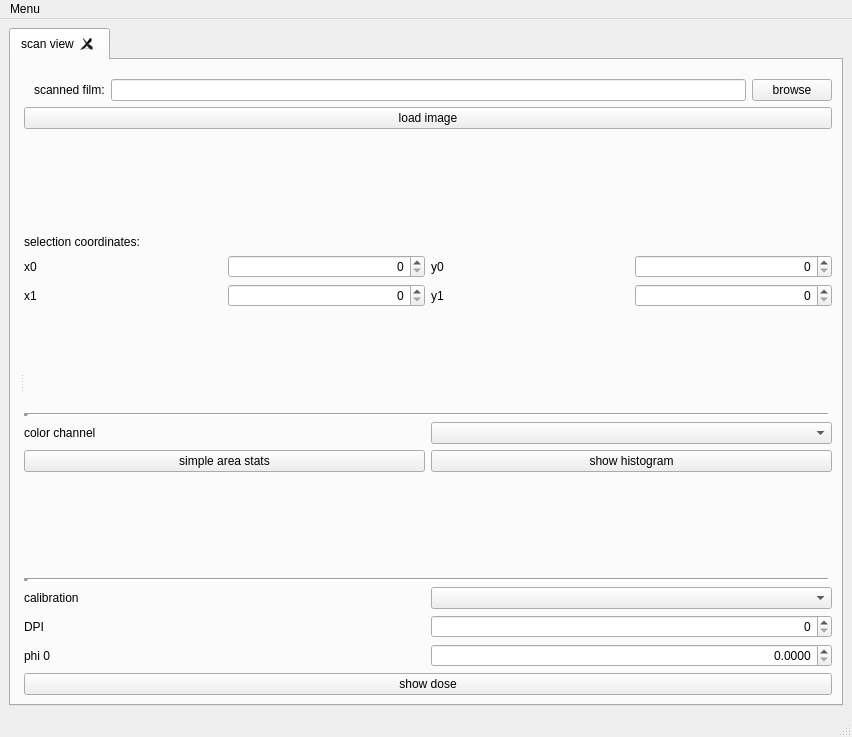
This is UI/FilmScanMain_QtDesign.ui in mgotz/EBT_evaluation as Qt 5 draws it before an edit. The edited form follows.
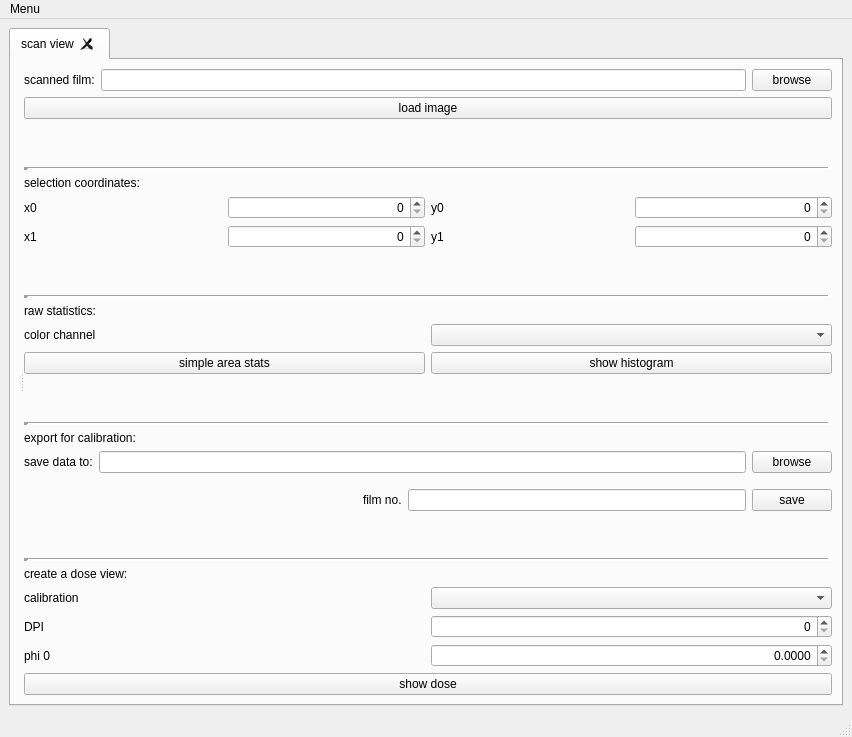
This is the edited form.

Commit message: added functionality to easily export data for calibration

Diff of the .ui file:
```diff
--- a/UI/FilmScanMain_QtDesign.ui
+++ b/UI/FilmScanMain_QtDesign.ui
@@ -41,10 +41,10 @@
             <item>
              <layout class="QHBoxLayout" name="horizontalLayout_2">
               <property name="leftMargin">
-               <number>10</number>
+               <number>0</number>
               </property>
               <property name="topMargin">
-               <number>10</number>
+               <number>0</number>
               </property>
               <item>
                <widget class="QLabel" name="label_7">
@@ -85,6 +85,16 @@
               </property>
              </spacer>
             </item>
+            <item>
+             <widget class="Line" name="line_4">
+              <property name="lineWidth">
+               <number>5</number>
+              </property>
+              <property name="orientation">
+               <enum>Qt::Horizontal</enum>
+              </property>
+             </widget>
+            </item>
             <item>
              <widget class="QLabel" name="label_5">
               <property name="text">
@@ -185,6 +195,16 @@
               </property>
              </widget>
             </item>
+            <item>
+             <widget class="QLabel" name="label_15">
+              <property name="toolTip">
+               <string>Use this section to cacluate some simple statistics of the selected area and the selected color channel.</string>
+              </property>
+              <property name="text">
+               <string>raw statistics:</string>
+              </property>
+             </widget>
+            </item>
             <item>
              <layout class="QHBoxLayout" name="horizontalLayout_6">
               <property name="leftMargin">
@@ -236,6 +256,114 @@
               </item>
              </layout>
             </item>
+            <item>
+             <spacer name="verticalSpacer_4">
+              <property name="orientation">
+               <enum>Qt::Vertical</enum>
+              </property>
+              <property name="sizeHint" stdset="0">
+               <size>
+                <width>20</width>
+                <height>40</height>
+               </size>
+              </property>
+             </spacer>
+            </item>
+            <item>
+             <widget class="Line" name="line_3">
+              <property name="lineWidth">
+               <number>5</number>
+              </property>
+              <property name="orientation">
+               <enum>Qt::Horizontal</enum>
+              </property>
+             </widget>
+            </item>
+            <item>
+             <widget class="QLabel" name="label_11">
+              <property name="toolTip">
+               <string>Use this section to save the data (average and std) from all three color channels alongside the selection coordinates to a new line in the specified file. This is to more easily construct the tables needed for calibration.</string>
+              </property>
+              <property name="text">
+               <string>export for calibration:</string>
+              </property>
+             </widget>
+            </item>
+            <item>
+             <layout class="QHBoxLayout" name="horizontalLayout_4">
+              <property name="topMargin">
+               <number>0</number>
+              </property>
+              <item>
+               <widget class="QLabel" name="label_12">
+                <property name="text">
+                 <string>save data to:</string>
+                </property>
+               </widget>
+              </item>
+              <item>
+               <widget class="QLineEdit" name="saveTablePath">
+                <property name="toolTip">
+                 <string>Path to save the data to. Each save operation appends an new line.</string>
+                </property>
+               </widget>
+              </item>
+              <item>
+               <widget class="QPushButton" name="browseSaveTable">
+                <property name="toolTip">
+                 <string>Browse for a file instead of giving the path</string>
+                </property>
+                <property name="text">
+                 <string>browse</string>
+                </property>
+               </widget>
+              </item>
+             </layout>
+            </item>
+            <item>
+             <layout class="QHBoxLayout" name="horizontalLayout_5">
+              <property name="topMargin">
+               <number>10</number>
+              </property>
+              <item>
+               <spacer name="horizontalSpacer">
+                <property name="orientation">
+                 <enum>Qt::Horizontal</enum>
+                </property>
+                <property name="sizeHint" stdset="0">
+                 <size>
+                  <width>40</width>
+                  <height>20</height>
+                 </size>
+                </property>
+               </spacer>
+              </item>
+              <item>
+               <widget class="QLabel" name="label_13">
+                <property name="text">
+                 <string>film no.</string>
+                </property>
+               </widget>
+              </item>
+              <item>
+               <widget class="QLineEdit" name="filmNumber">
+                <property name="toolTip">
+                 <string>Give the number of the film. This is written as the first column to the save file.</string>
+                </property>
+               </widget>
+              </item>
+              <item>
+               <widget class="QPushButton" name="saveChannelData">
+                <property name="toolTip">
+                 <string>Save the information relevant to construct a calibration curve to a new line in the save file. Uses only the area selected above.</string>
+                </property>
+                <property name="text">
+                 <string>save</string>
+                </property>
+               </widget>
+              </item>
+             </layout>
+            </item>
             <item>
              <spacer name="verticalSpacer">
               <property name="orientation">
@@ -262,6 +390,16 @@
               </property>
              </widget>
             </item>
+            <item>
+             <widget class="QLabel" name="label_14">
+              <property name="toolTip">
+               <string>Use this section to create a dose view of the selected area, using the settings made below.</string>
+              </property>
+              <property name="text">
+               <string>create a dose view:</string>
+              </property>
+             </widget>
+            </item>
             <item>
              <layout class="QHBoxLayout" name="horizontalLayout">
               <item>
```
Left out of the diff: 18 changed lines with no effect on the pictures. The commit also changes 2 other files.
